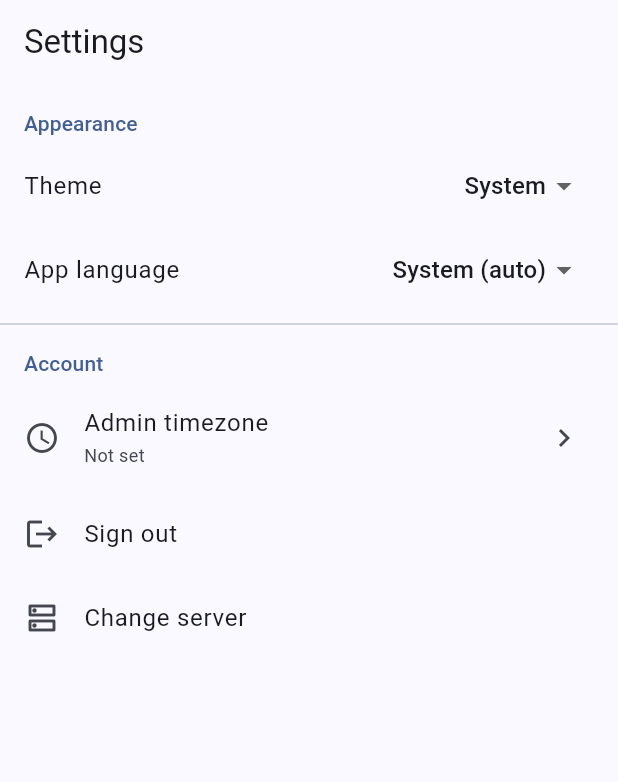
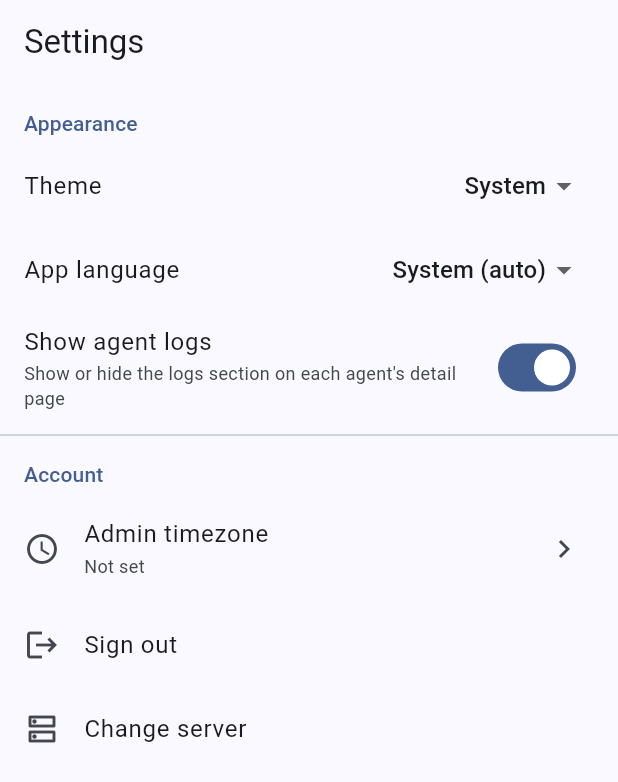
Before and after one commit to adambie/screenguard, a Flutter app: the SettingsScreen screen opened directly, on a phone screen of 412 x 824 dp. Shown: the top 782 px of the screen. Run offline on Flutter 3.47's test engine with Material 3 defaults, Android fonts, the phone set to English and light mode, and no system bars; our stand-ins replace fl_chart, flutter_riverpod, flutter_secure_storage, multicast_dns, shared_preferences; accounts and stored records are empty; network calls fail.

Commit message:
feat: add logs visibility toggle in settings (web + mobile)
Admin can hide the agent logs card via Settings → Show agent logs.
Web stores the preference in localStorage; mobile uses shared_preferences.
Both default to visible (true).

Co-Authored-By: Claude Sonnet 4.6 <noreply@anthropic.com>

```diff
--- a/mobile/lib/l10n.dart
+++ b/mobile/lib/l10n.dart
@@ -173,6 +173,8 @@ class AppLocalizations {
   String get refreshLogs => _t('refreshLogs');
   String get agentOfflineLogs => _t('agentOfflineLogs');
   String get logsEmpty => _t('logsEmpty');
+  String get showAgentLogs => _t('showAgentLogs');
+  String get showAgentLogsHint => _t('showAgentLogsHint');
 
   // Localized time ago
   String timeAgo(int? unixSeconds) {
@@ -303,6 +305,8 @@ class AppLocalizations {
     'recentLogs': 'Recent logs', 'loadLogs': 'Load logs', 'refreshLogs': 'Refresh',
     'agentOfflineLogs': 'Agent is offline — connect it to load logs',
     'logsEmpty': 'No log lines returned',
+    'showAgentLogs': 'Show agent logs',
+    'showAgentLogsHint': 'Show or hide the logs section on each agent\'s detail page',
     'never': 'never', 'justNow': 'just now',
     'minutesAgo': '{n}m ago', 'hoursAgo': '{n}h ago', 'daysAgo': '{n}d ago',
     'day0': 'Mon', 'day1': 'Tue', 'day2': 'Wed', 'day3': 'Thu',
@@ -409,6 +413,8 @@ class AppLocalizations {
     'recentLogs': 'Ostatnie logi', 'loadLogs': 'Załaduj logi', 'refreshLogs': 'Odśwież',
     'agentOfflineLogs': 'Agent jest offline — połącz go, aby załadować logi',
     'logsEmpty': 'Brak wierszy dziennika',
+    'showAgentLogs': 'Pokaż logi agenta',
+    'showAgentLogsHint': 'Pokaż lub ukryj sekcję logów na stronie szczegółów każdego agenta',
     'never': 'nigdy', 'justNow': 'przed chwilą',
     'minutesAgo': '{n} min temu', 'hoursAgo': '{n} h temu', 'daysAgo': '{n} dni temu',
     'day0': 'Pon', 'day1': 'Wt', 'day2': 'Śr', 'day3': 'Czw',
@@ -515,6 +521,8 @@ class AppLocalizations {
     'recentLogs': 'Registros recientes', 'loadLogs': 'Cargar registros', 'refreshLogs': 'Actualizar',
     'agentOfflineLogs': 'El agente está desconectado — conéctalo para cargar registros',
     'logsEmpty': 'No se devolvieron líneas de registro',
+    'showAgentLogs': 'Mostrar registros del agente',
+    'showAgentLogsHint': 'Muestra u oculta la sección de registros en la página de detalle de cada agente',
     'never': 'nunca', 'justNow': 'ahora mismo',
     'minutesAgo': 'hace {n}m', 'hoursAgo': 'hace {n}h', 'daysAgo': 'hace {n}d',
     'day0': 'Lun', 'day1': 'Mar', 'day2': 'Mié', 'day3': 'Jue',
@@ -621,6 +629,8 @@ class AppLocalizations {
     'recentLogs': 'Journaux récents', 'loadLogs': 'Charger les journaux', 'refreshLogs': 'Actualiser',
     'agentOfflineLogs': "L'agent est hors ligne — connectez-le pour charger les journaux",
     'logsEmpty': 'Aucune ligne de journal retournée',
+    'showAgentLogs': "Afficher les journaux de l'agent",
+    'showAgentLogsHint': "Affiche ou masque la section des journaux sur la page de détail de chaque agent",
     'never': 'jamais', 'justNow': "à l'instant",
     'minutesAgo': 'il y a {n}m', 'hoursAgo': 'il y a {n}h', 'daysAgo': 'il y a {n}j',
     'day0': 'Lun', 'day1': 'Mar', 'day2': 'Mer', 'day3': 'Jeu',
@@ -727,6 +737,8 @@ class AppLocalizations {
     'recentLogs': 'Aktuelle Protokolle', 'loadLogs': 'Protokolle laden', 'refreshLogs': 'Aktualisieren',
     'agentOfflineLogs': 'Agent ist offline — verbinden Sie ihn, um Protokolle zu laden',
     'logsEmpty': 'Keine Protokollzeilen zurückgegeben',
+    'showAgentLogs': 'Agentprotokolle anzeigen',
+    'showAgentLogsHint': 'Protokollbereich auf der Detailseite jedes Agenten ein- oder ausblenden',
     'never': 'nie', 'justNow': 'gerade eben',
     'minutesAgo': 'vor {n} Min.', 'hoursAgo': 'vor {n} Std.', 'daysAgo': 'vor {n} Tagen',
     'day0': 'Mo', 'day1': 'Di', 'day2': 'Mi', 'day3': 'Do',
@@ -833,6 +845,8 @@ class AppLocalizations {
     'recentLogs': 'Registos recentes', 'loadLogs': 'Carregar registos', 'refreshLogs': 'Atualizar',
     'agentOfflineLogs': 'O agente está offline — conecte-o para carregar registos',
     'logsEmpty': 'Nenhuma linha de registo devolvida',
+    'showAgentLogs': 'Mostrar registros do agente',
+    'showAgentLogsHint': 'Exibe ou oculta a seção de registros na página de detalhes de cada agente',
     'never': 'nunca', 'justNow': 'agora mesmo',
     'minutesAgo': '{n} min atrás', 'hoursAgo': '{n} h atrás', 'daysAgo': '{n} d atrás',
     'day0': 'Seg', 'day1': 'Ter', 'day2': 'Qua', 'day3': 'Qui',
--- a/mobile/lib/screens/settings_screen.dart
+++ b/mobile/lib/screens/settings_screen.dart
@@ -139,6 +139,7 @@ class _SettingsScreenState extends ConsumerState<SettingsScreen> {
     final l = AppLocalizations.of(context);
     final themeMode = ref.watch(themeModeProvider);
     final language = ref.watch(languageProvider);
+    final showLogs = ref.watch(showLogsProvider);
 
     final langOptions = [
       (code: null as String?, name: l.languageAuto),
@@ -196,6 +197,13 @@ class _SettingsScreenState extends ConsumerState<SettingsScreen> {
               onChanged: (v) => ref.read(languageProvider.notifier).set(v),
             ),
           ),
+          SwitchListTile(
+            title: Text(l.showAgentLogs),
+            subtitle: Text(l.showAgentLogsHint,
+                style: const TextStyle(fontSize: 12)),
+            value: showLogs,
+            onChanged: (v) => ref.read(showLogsProvider.notifier).set(v),
+          ),
           const Divider(),
           Padding(
             padding: const EdgeInsets.fromLTRB(16, 8, 16, 4),
--- a/mobile/lib/settings_provider.dart
+++ b/mobile/lib/settings_provider.dart
@@ -45,3 +45,23 @@ class LanguageNotifier extends StateNotifier<String?> {
 
 final languageProvider =
     StateNotifierProvider<LanguageNotifier, String?>((ref) => LanguageNotifier());
+
+class ShowLogsNotifier extends StateNotifier<bool> {
+  ShowLogsNotifier() : super(true) {
+    _load();
+  }
+
+  Future<void> _load() async {
+    final prefs = await SharedPreferences.getInstance();
+    state = prefs.getBool('show_agent_logs') ?? true;
+  }
+
+  Future<void> set(bool value) async {
+    state = value;
+    final prefs = await SharedPreferences.getInstance();
+    await prefs.setBool('show_agent_logs', value);
+  }
+}
+
+final showLogsProvider =
+    StateNotifierProvider<ShowLogsNotifier, bool>((ref) => ShowLogsNotifier());
--- a/webui/translations/de.json
+++ b/webui/translations/de.json
@@ -181,6 +181,9 @@
   "settings.label_timezone": "Zeitzone",
   "settings.btn_save": "Speichern",
   "settings.current_timezone": "Aktuelle Zeitzone",
+  "settings.card_display": "Anzeige",
+  "settings.show_logs": "Agentprotokolle anzeigen",
+  "settings.show_logs_hint": "Protokollkarte auf der Detailseite jedes Agenten ein- oder ausblenden.",
   "flash.settings_saved": "Einstellungen gespeichert",
   "flash.settings_error": "Fehler beim Speichern der Einstellungen"
 }
--- a/webui/translations/en.json
+++ b/webui/translations/en.json
@@ -181,6 +181,9 @@
   "settings.label_timezone": "Timezone",
   "settings.btn_save": "Save",
   "settings.current_timezone": "Current timezone",
+  "settings.card_display": "Display",
+  "settings.show_logs": "Show agent logs",
+  "settings.show_logs_hint": "Show or hide the logs card on each agent's detail page.",
   "flash.settings_saved": "Settings saved",
   "flash.settings_error": "Failed to save settings"
 }
--- a/webui/translations/es.json
+++ b/webui/translations/es.json
@@ -181,6 +181,9 @@
   "settings.label_timezone": "Zona horaria",
   "settings.btn_save": "Guardar",
   "settings.current_timezone": "Zona horaria actual",
+  "settings.card_display": "Pantalla",
+  "settings.show_logs": "Mostrar registros del agente",
+  "settings.show_logs_hint": "Muestra u oculta la tarjeta de registros en la página de detalle de cada agente.",
   "flash.settings_saved": "Configuración guardada",
   "flash.settings_error": "Error al guardar la configuración"
 }
--- a/webui/translations/fr.json
+++ b/webui/translations/fr.json
@@ -181,6 +181,9 @@
   "settings.label_timezone": "Fuseau horaire",
   "settings.btn_save": "Enregistrer",
   "settings.current_timezone": "Fuseau horaire actuel",
+  "settings.card_display": "Affichage",
+  "settings.show_logs": "Afficher les journaux de l'agent",
+  "settings.show_logs_hint": "Affiche ou masque la carte des journaux sur la page de détail de chaque agent.",
   "flash.settings_saved": "Paramètres enregistrés",
   "flash.settings_error": "Erreur lors de l'enregistrement"
 }
--- a/webui/translations/pl.json
+++ b/webui/translations/pl.json
@@ -181,6 +181,9 @@
   "settings.label_timezone": "Strefa czasowa",
   "settings.btn_save": "Zapisz",
   "settings.current_timezone": "Aktualna strefa czasowa",
+  "settings.card_display": "Wyświetlanie",
+  "settings.show_logs": "Pokaż logi agenta",
+  "settings.show_logs_hint": "Pokaż lub ukryj kartę logów na stronie szczegółów każdego agenta.",
   "flash.settings_saved": "Ustawienia zapisane",
   "flash.settings_error": "Błąd zapisu ustawień"
 }
--- a/webui/translations/pt.json
+++ b/webui/translations/pt.json
@@ -181,6 +181,9 @@
   "settings.label_timezone": "Fuso horário",
   "settings.btn_save": "Salvar",
   "settings.current_timezone": "Fuso horário atual",
+  "settings.card_display": "Exibição",
+  "settings.show_logs": "Mostrar registros do agente",
+  "settings.show_logs_hint": "Exibe ou oculta o cartão de registros na página de detalhes de cada agente.",
   "flash.settings_saved": "Configurações salvas",
   "flash.settings_error": "Erro ao salvar as configurações"
 }
```
Also changed, not shown: mobile/lib/screens/agent_detail_screen.dart (+5 -2 lines), 2 other files.
